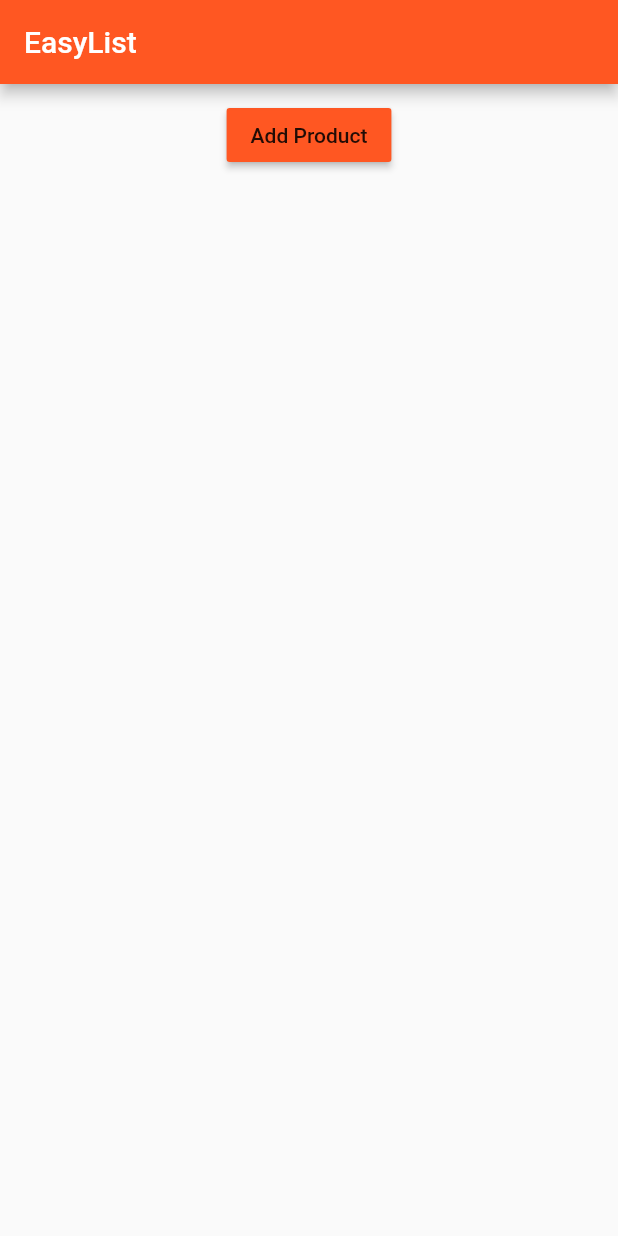
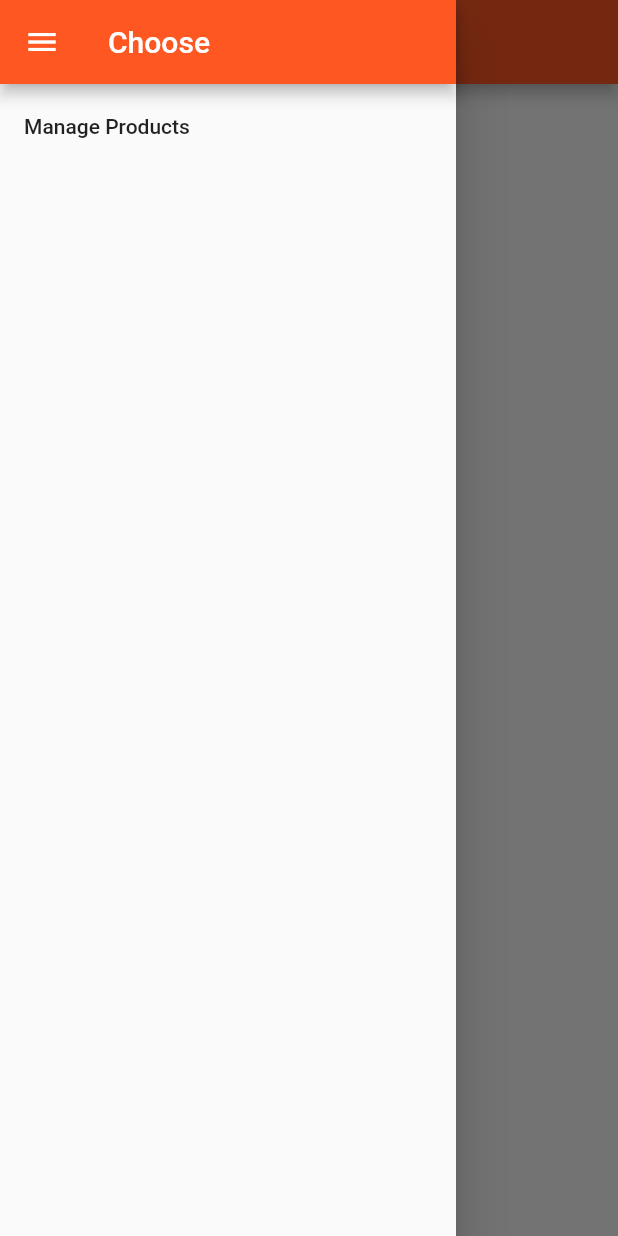
Before and after one commit to azamat87/flutter_app, a Flutter app: the ProductsPage screen opened directly, with the side drawer open (before the commit the screen has no drawer), on a phone screen of 412 x 824 dp. Run offline on Flutter 3.47's test engine with Material 2 defaults, Android fonts, the phone set to English and light mode, and no system bars.

```diff
--- a/lib/pages/products.dart
+++ b/lib/pages/products.dart
@@ -7,6 +7,22 @@ class ProductsPage extends StatelessWidget {
   @override
   Widget build(BuildContext context) {
     return Scaffold(
+      drawer: Drawer(
+        child: Column(
+          children: <Widget>[
+            AppBar(
+              automaticallyImplyLeading: true,
+              title: Text('Choose'),
+            ),
+            ListTile(
+              title: Text('Manage Products'),
+              onTap: (){
+
+              },
+            )
+          ],
+        ),
+      ),
       appBar: AppBar(
         title: Text('EasyList'),
       ),
```
